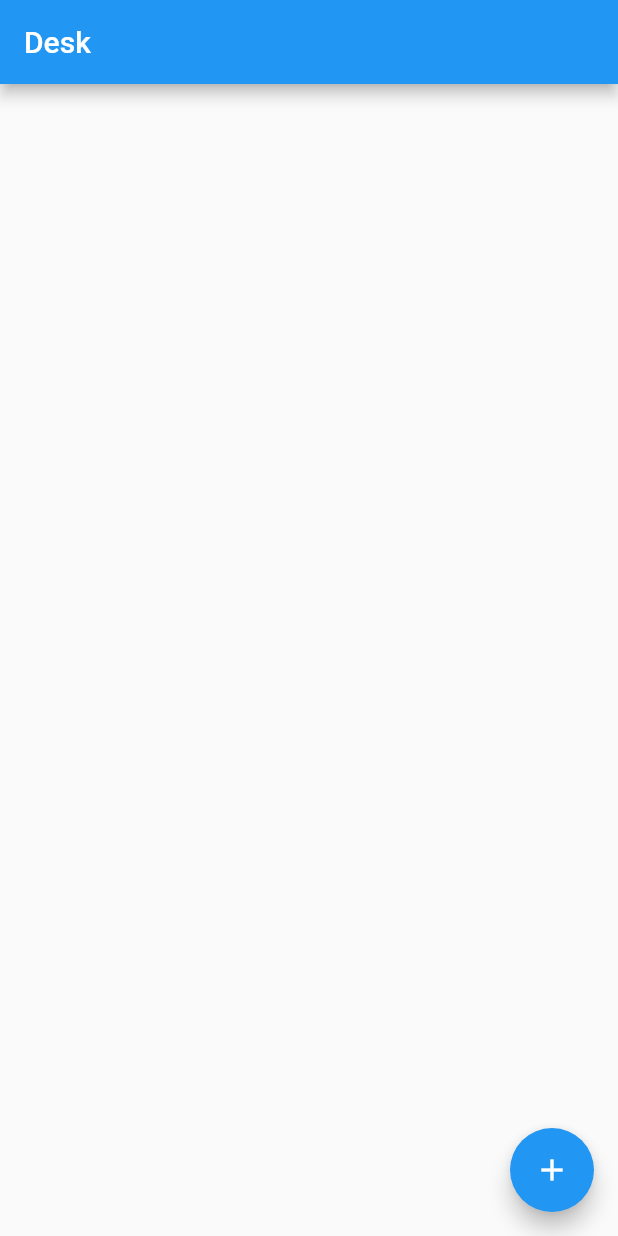
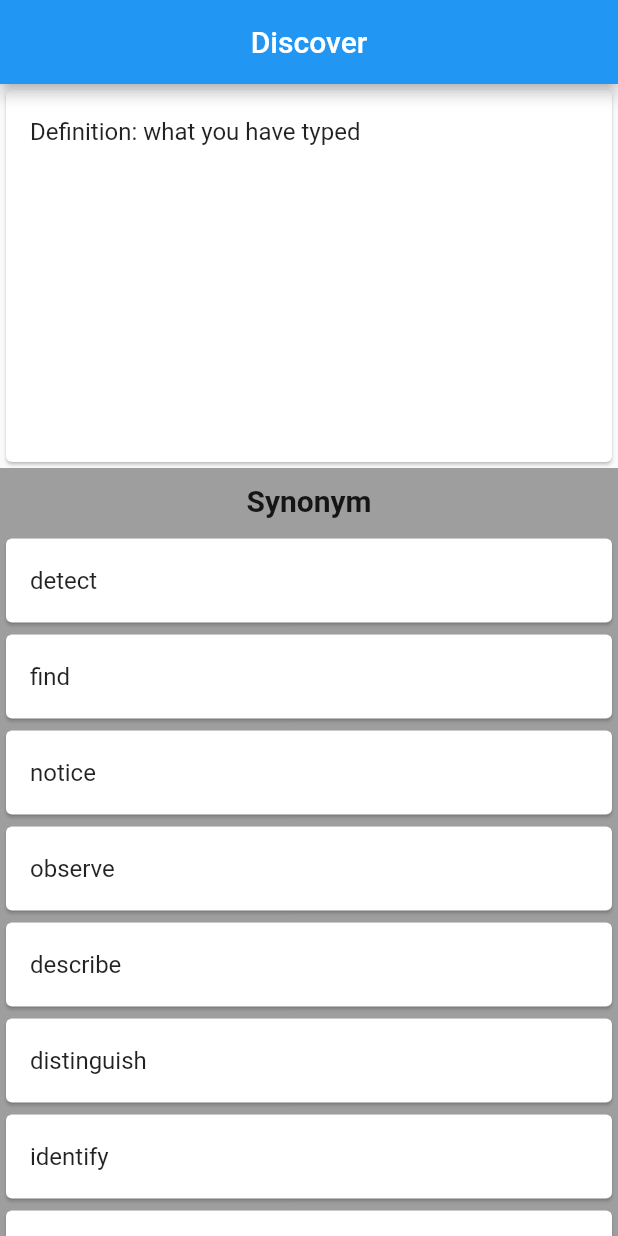
Before and after one commit to entest-hai/flutter_ielts, a Flutter app: the screen it shows after launch, on a phone screen of 412 x 824 dp. Run offline on Flutter 3.47's test engine with Material 2 defaults, Android fonts, the light colour scheme and no system bars; our stand-ins replace carousel_slider, flutter_bloc.

Commit message:
add vocabularydetailview

```diff
--- a/lib/Vocabulary.dart
+++ b/lib/Vocabulary.dart
@@ -13,7 +13,10 @@ class VocabularyApp extends StatelessWidget {
       ),
       home: BlocProvider<WordCardsBloc>(
         create: (context) => WordCardsBloc()..add(LoadWordCardsEvent()),
-        child: VocalbularyNavigator(),),
+        // child: VocalbularyNavigator(),
+        child: DetailView(),
+
+        ),
     );
   }
 }
@@ -213,5 +216,95 @@ class WordCardsBloc extends Bloc<WordCardsEvent, WordCardsState> {
       }
     }
   }
+}
 
+// Detai View of A Vocabulary
+class DetailView extends StatelessWidget {
+
+  final List<String> synonyms = [
+    "detect",
+    "find",
+    "notice",
+    "observe",
+    "describe",
+    "distinguish",
+    "identify",
+    "key",
+    "key out",
+    "name",
+    "find out",
+    "get a line",
+    "get wind",
+    "get word",
+    "hear",
+    "learn",
+    "pick up",
+    "see",
+    "break",
+    "bring out",
+    "disclose",
+    "divulge",
+    "expose",
+    "give away",
+    "let on",
+    "let out",
+    "reveal",
+    "uncover",
+    "unwrap",
+    "attain",
+    "chance on",
+    "chance upon",
+    "come across",
+    "come upon",
+    "fall upon",
+    "happen upon",
+    "light upon",
+    "strike"];
+
+  @override
+  Widget build(BuildContext context) {
+    // TODO: implement build
+    return Scaffold(
+      appBar: AppBar(
+        centerTitle: true,
+        title: Text("Discover"),
+        ),
+      body: Center(child: Column(
+        children: [
+          Expanded(
+            flex: 1,
+            child: Card(child: ListTile(title: Text("Definition: what you have typed"),),)
+            ),
+          Expanded(
+            flex: 2,
+            child: Container(
+              color: Colors.grey,
+              child: Column(
+                children: [
+                 Padding(
+                   padding: const EdgeInsets.all(10.0),
+                   child: Text("Synonym", style: TextStyle(
+                     fontSize: 20,
+                     fontWeight: FontWeight.bold,
+                   ),
+                   ),
+                 ),
+                 Expanded(
+                   child:  ListView.builder(
+              itemCount: synonyms.length,
+              itemBuilder: (context, index) {
+                return Card(
+                  child: ListTile(title: Text(synonyms[index]),),
+                );
+              }
+              ),
+                 )
+                ],
+              ),
+            ),
+          )
+        ],
+      ),),
+    );
+  }
 }
```
